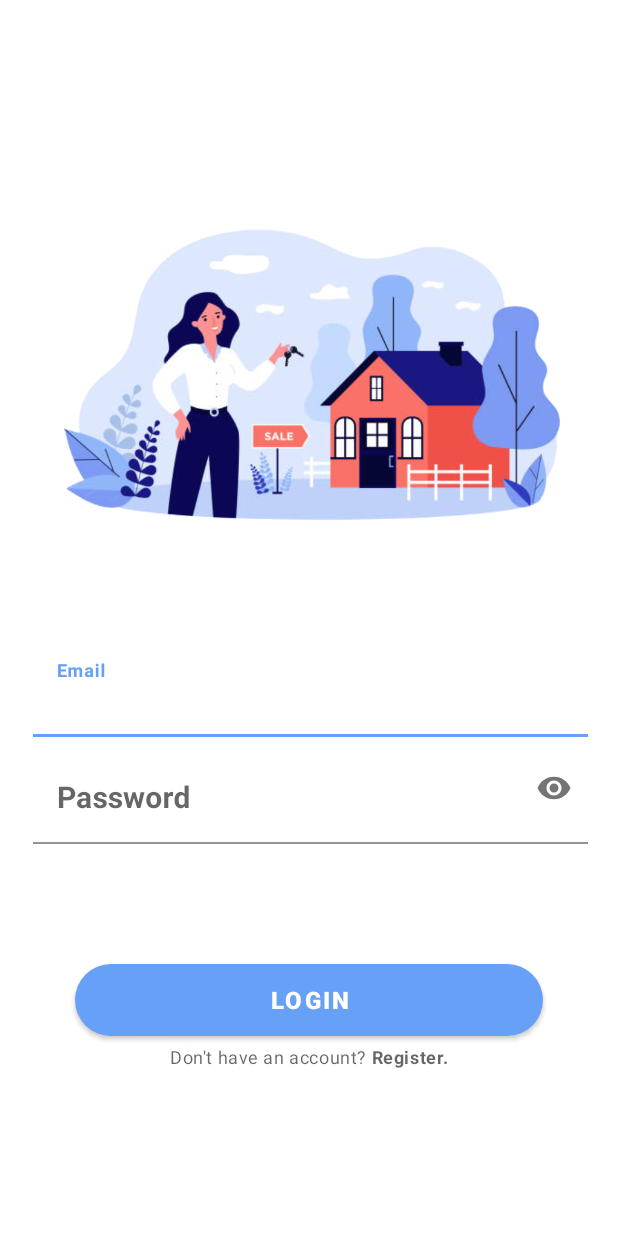
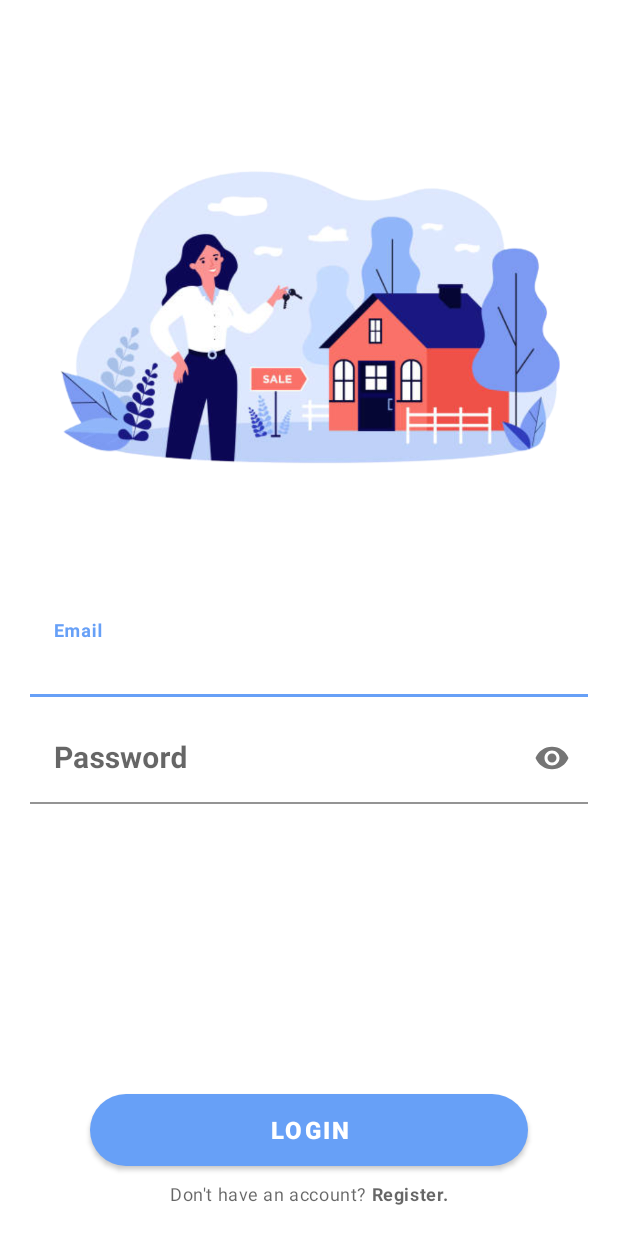
Before and after one commit to CVB-999999999/CM-TP, an Android app: the LoginActivity screen opened directly, with no data from a screen before it, on a phone screen of 412 x 824 dp. Run offline under Robolectric (Android 15) with nearby library versions, the phone set to English and light mode, and no system bars; our stand-ins replace Firebase (no records; nobody signed in at launch, a user with empty details on screens opened directly); 1 statement that could not run was skipped.

Commit message:
Login Fix Low Res

```diff
--- a/app/src/main/res/layout/activity_criar_quarto.xml
+++ b/app/src/main/res/layout/activity_criar_quarto.xml
@@ -8,6 +8,7 @@
     <ScrollView
         android:layout_width="match_parent"
         android:layout_height="match_parent">
+
         <LinearLayout
             android:layout_width="match_parent"
             android:layout_height="wrap_content"
--- a/app/src/main/res/layout/activity_login.xml
+++ b/app/src/main/res/layout/activity_login.xml
@@ -4,19 +4,15 @@
     xmlns:tools="http://schemas.android.com/tools"
     android:layout_width="match_parent"
     android:layout_height="match_parent"
-    tools:context=".LoginActivity"
-    android:orientation="vertical"
-    android:padding="20dp">
-
+    android:gravity="center"
+    android:padding="20dp"
+    tools:context=".LoginActivity">
 
     <ImageView
         android:id="@+id/imgLogin"
-        android:layout_width="400dp"
-        android:layout_height="300dp"
-        android:layout_marginStart="2dp"
-        android:layout_marginTop="80dp"
+        android:layout_width="match_parent"
+        android:layout_height="wrap_content"
         android:src="@drawable/loginr" />
-
 
     <!-- Email -->
     <com.google.android.material.textfield.TextInputLayout
@@ -30,11 +26,8 @@
 
         <EditText
             android:id="@+id/emailEt"
-            android:layout_width="371dp"
+            android:layout_width="match_parent"
             android:layout_height="wrap_content"
-            android:layout_marginStart="2dp"
-            android:layout_marginTop="30dp"
-            android:layout_marginEnd="30dp"
             android:background="@android:color/transparent"
             android:hint="Email"
             android:inputType="textEmailAddress"
@@ -46,26 +39,24 @@
     <!-- Password -->
     <com.google.android.material.textfield.TextInputLayout
         android:id="@+id/passwordTil"
-        app:passwordToggleEnabled="true"
         android:layout_width="match_parent"
         android:layout_height="wrap_content"
         android:layout_below="@+id/textUser"
         android:layout_centerInParent="true"
         android:layout_centerHorizontal="true"
-        android:layout_centerVertical="true">
+        android:layout_centerVertical="true"
+        app:passwordToggleEnabled="true">
 
         <EditText
             android:id="@+id/passwordET"
-            android:layout_width="371dp"
+            android:layout_width="match_parent"
             android:layout_height="wrap_content"
-            android:layout_marginStart="2dp"
             android:layout_marginTop="10dp"
-            android:layout_marginEnd="30dp"
             android:background="@android:color/transparent"
             android:hint="Password"
             android:inputType="textPassword"
             android:textSize="20sp"
-            android:textStyle="bold"/>
+            android:textStyle="bold" />
 
     </com.google.android.material.textfield.TextInputLayout>
 
@@ -76,17 +67,14 @@
         android:id="@+id/loginBtn"
         android:layout_width="match_parent"
         android:layout_height="wrap_content"
+        android:layout_above="@id/noAccountTv"
         android:layout_centerInParent="true"
-        android:layout_below="@id/passwordTil"
+        android:layout_marginStart="40dp"
+        android:layout_marginEnd="40dp"
         android:background="@drawable/round_btn"
-        android:layout_marginEnd="20dp"
-        android:layout_marginTop="80dp"
-        android:layout_marginStart="40dp"
+        android:text="Login"
         android:textSize="16sp"
-        android:textStyle="bold"
-        android:text="Login" />
-
->
+        android:textStyle="bold" />
 
     <TextView
         android:id="@+id/noAccountTv"
@@ -94,10 +82,9 @@
         android:layout_width="wrap_content"
         android:layout_height="wrap_content"
         android:layout_alignParentBottom="true"
+        android:layout_centerHorizontal="true"
         android:layout_centerVertical="true"
-        android:layout_centerHorizontal="true"
-        android:layout_marginTop="5dp"
-        android:layout_below="@id/loginBtn"
+        android:layout_marginTop="10dp"
         android:text="@string/noAccount" />
 
 </RelativeLayout>
```
